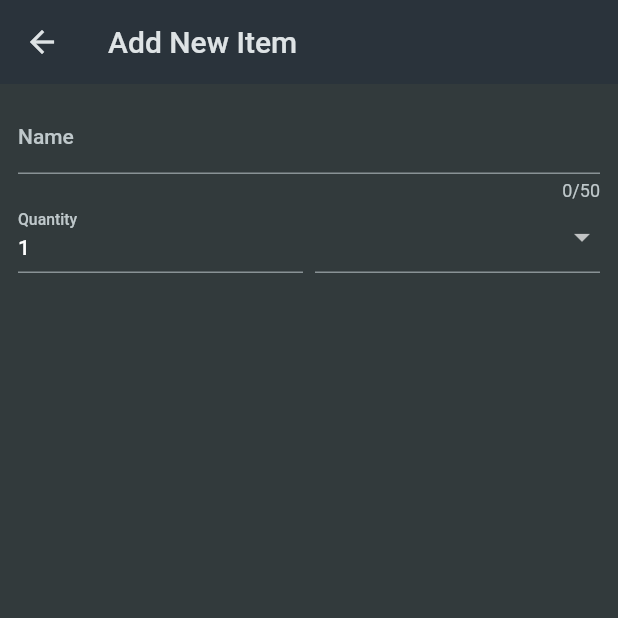
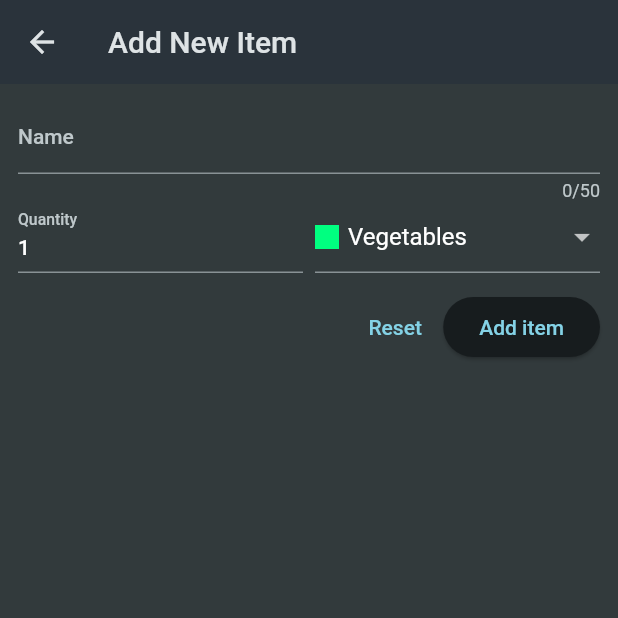
Before and after one commit to IsobeHiroshi/flutter-shopping-list, a Flutter app: the screen it shows after launch, after a tap on the "add" icon, on a phone screen of 412 x 824 dp, the top half of it. Run offline on Flutter 3.47's test engine with Material 2 defaults, Android fonts, the phone set to English and light mode, and no system bars.

Commit message:
Completes the project

```diff
--- a/lib/widgets/grocery_list.dart
+++ b/lib/widgets/grocery_list.dart
@@ -1,6 +1,5 @@
 import 'package:flutter/material.dart';
-
-import 'package:shopping_list/data/dummy_items.dart';
+import 'package:shopping_list/models/grocery_item.dart';
 import 'package:shopping_list/widgets/new_item.dart';
 
 class GroceryList extends StatefulWidget {
@@ -11,16 +10,57 @@ class GroceryList extends StatefulWidget {
 }
 
 class _GroceryListState extends State<GroceryList> {
-  void _addItem() {
-    Navigator.of(context).push(
+  final List<GroceryItem> _groceryItems = [];
+
+  void _addItem() async {
+    final newItem = await Navigator.of(context).push<GroceryItem>(
       MaterialPageRoute(
         builder: (ctx) => const NewItem(),
       ),
     );
+    if (newItem == null) {
+      return;
+    }
+    setState(() {
+      _groceryItems.add(newItem);
+    });
+  }
+
+  void _removeItem(GroceryItem item) {
+    setState(() {
+      _groceryItems.remove(item);
+    });
   }
 
   @override
   Widget build(BuildContext context) {
+    Widget content = const Center(
+      child: Text('No items added yet!'),
+    );
+
+    if (_groceryItems.isNotEmpty) {
+      content = ListView.builder(
+        itemCount: _groceryItems.length,
+        itemBuilder: (ctx, index) => Dismissible(
+          key: ValueKey(_groceryItems[index].id),
+          onDismissed: (direction) {
+            _removeItem(_groceryItems[index]);
+          },
+          child: ListTile(
+            title: Text(_groceryItems[index].name),
+            leading: Container(
+              width: 24,
+              height: 24,
+              color: _groceryItems[index].category.color,
+            ),
+            trailing: Text(
+              _groceryItems[index].quantity.toString(),
+            ),
+          ),
+        ),
+      );
+    }
+
     return Scaffold(
         appBar: AppBar(
           title: const Text('Your Groceries'),
@@ -31,20 +71,6 @@ class _GroceryListState extends State<GroceryList> {
             ),
           ],
         ),
-      body: ListView.builder(
-        itemCount: groceryItems.length,
-        itemBuilder: (ctx, index) => ListTile(
-          title: Text(groceryItems[index].name),
-          leading: Container(
-            width: 24,
-            height: 24,
-            color: groceryItems[index].category.color,
-          ),
-          trailing: Text(
-            groceryItems[index].quantity.toString(),
-          ),
-        ),
-      ),
-    );
+        body: content);
   }
 }
--- a/lib/widgets/new_item.dart
+++ b/lib/widgets/new_item.dart
@@ -1,5 +1,7 @@
 import 'package:flutter/material.dart';
 import 'package:shopping_list/data/categories.dart';
+import 'package:shopping_list/models/category.dart';
+import 'package:shopping_list/models/grocery_item.dart';
 
 class NewItem extends StatefulWidget {
   const NewItem({super.key});
@@ -11,6 +13,25 @@ class NewItem extends StatefulWidget {
 }
 
 class _NewItemState extends State<NewItem> {
+  final _formKey = GlobalKey<FormState>();
+  var _enteredName = '';
+  var _enteredQuantity = 1;
+  var _selectedCategory = categories[Categories.vegetables]!;
+
+  void _saveItem() {
+    if (_formKey.currentState!.validate()) {
+      _formKey.currentState!.save();
+      Navigator.of(context).pop(
+        GroceryItem(
+          id: DateTime.now().toString(),
+          name: _enteredName,
+          quantity: _enteredQuantity,
+          category: _selectedCategory,
+        ),
+      );
+    }
+  }
+
   @override
   Widget build(BuildContext context) {
     return Scaffold(
@@ -20,6 +41,7 @@ class _NewItemState extends State<NewItem> {
       body: Padding(
         padding: const EdgeInsets.all(12),
         child: Form(
+            key: _formKey,
             child: Column(
               children: [
                 TextFormField(
@@ -28,7 +50,16 @@ class _NewItemState extends State<NewItem> {
                     labelText: 'Name',
                   ),
                   validator: (value) {
-                return "Demo";
+                    if (value == null ||
+                        value.isEmpty ||
+                        value.trim().length <= 1 ||
+                        value.trim().length > 50) {
+                      return "Must be between 1 and 50 characters.";
+                    }
+                    return null;
+                  },
+                  onSaved: (value) {
+                    _enteredName = value!;
                   },
                 ), // instead of TextFormField
                 Row(
@@ -36,15 +67,30 @@ class _NewItemState extends State<NewItem> {
                   children: [
                     Expanded(
                       child: TextFormField(
+                        keyboardType: TextInputType.number,
                         decoration: const InputDecoration(
                           labelText: 'Quantity',
                         ),
-                    initialValue: '1',
+                        initialValue: _enteredQuantity.toString(),
+                        validator: (value) {
+                          if (value == null ||
+                              value.isEmpty ||
+                              int.tryParse(value) == null ||
+                              int.tryParse(value)! <= 0) {
+                            return "Must be a valid positive number.";
+                          }
+                          return null;
+                        },
+                        onSaved: (value) {
+                          // tryParse returns null when failing, and parse returns an error
+                          _enteredQuantity = int.parse(value!);
+                        },
                       ),
                     ),
                     const SizedBox(width: 8),
                     Expanded(
                       child: DropdownButtonFormField(
+                        value: _selectedCategory,
                         items: [
                           for (final category in categories.entries)
                             DropdownMenuItem(
@@ -62,9 +108,29 @@ class _NewItemState extends State<NewItem> {
                               ),
                             )
                         ],
-                    onChanged: (value) {},
+                        onChanged: (value) {
+                          setState(() {
+                            _selectedCategory = value!;
+                          });
+                        },
                       ),
                     )
+                  ],
+                ),
+                const SizedBox(height: 12),
+                Row(
+                  mainAxisAlignment: MainAxisAlignment.end,
+                  children: [
+                    TextButton(
+                      onPressed: () {
+                        _formKey.currentState!.reset();
+                      },
+                      child: const Text('Reset'),
+                    ),
+                    ElevatedButton(
+                      onPressed: _saveItem,
+                      child: const Text('Add item'),
+                    ),
                   ],
                 ),
               ],
```
Lines whose indentation alone changed are shown as unchanged.
